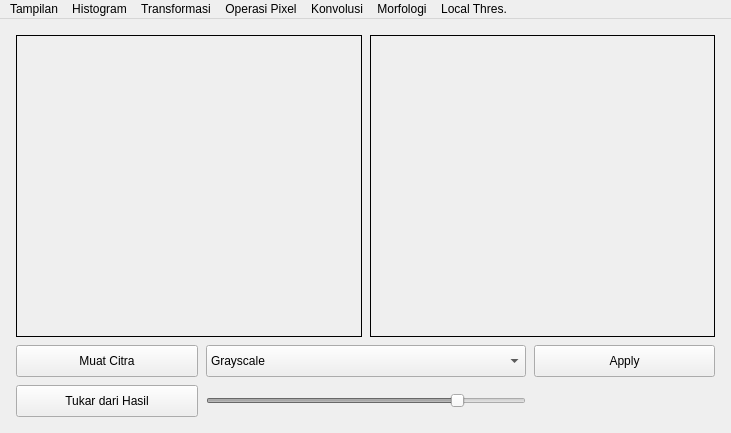
The window that gui.ui (sglkc/pengolahan-citra-digital) describes before a commit, drawn with Qt 5.
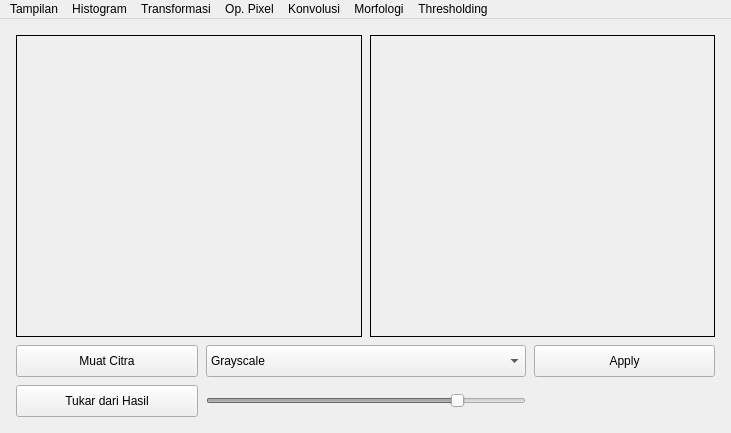
The same window after the commit.

Commit message: chore: perbaikin typing dikit

```diff
--- a/gui.ui
+++ b/gui.ui
@@ -322,7 +322,7 @@
    </widget>
    <widget class="QMenu" name="opMenu">
     <property name="title">
-     <string>Operasi Pixel</string>
+     <string>Op. Pixel</string>
     </property>
     <addaction name="opAdd"/>
     <addaction name="opSubtract"/>
@@ -392,9 +392,9 @@
     <addaction name="mfOpening"/>
     <addaction name="mfClosing"/>
    </widget>
-   <widget class="QMenu" name="ltMenu">
+   <widget class="QMenu" name="thMenu">
     <property name="title">
-     <string>Local Thres.</string>
+     <string>Thresholding</string>
     </property>
     <addaction name="ltBinary"/>
     <addaction name="ltBinaryInv"/>
@@ -408,7 +408,7 @@
    <addaction name="opMenu"/>
    <addaction name="kvMenu"/>
    <addaction name="mfMenu"/>
-   <addaction name="ltMenu"/>
+   <addaction name="thMenu"/>
   </widget>
   <action name="hgGrayscale">
    <property name="text">
```
Left out of the diff: 69 changed lines with no effect on the pictures. The commit also changes 2 other files.
